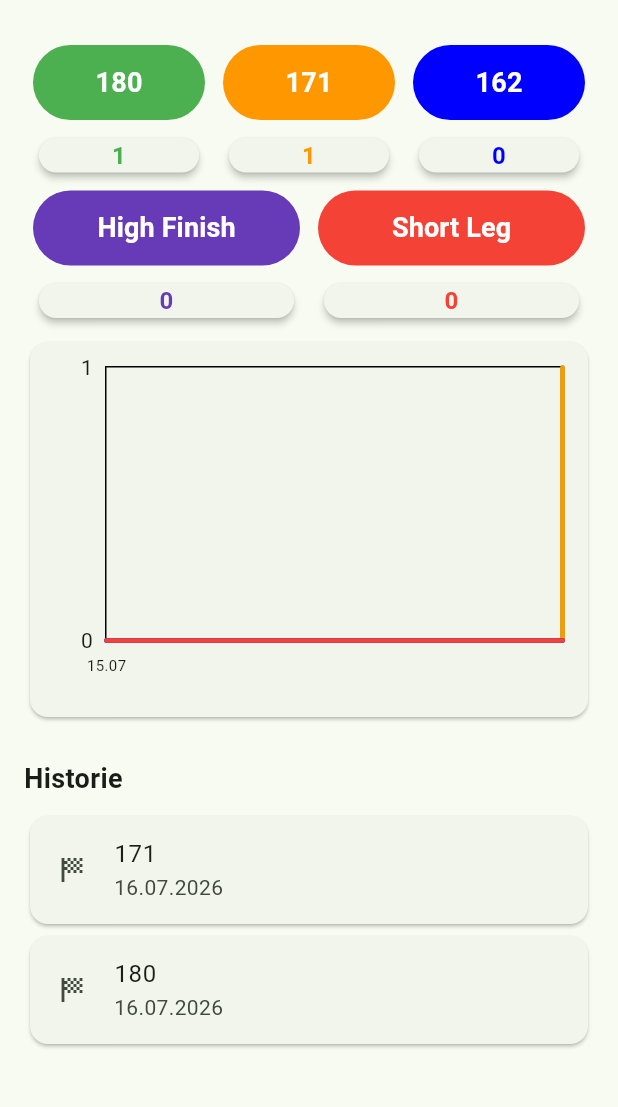
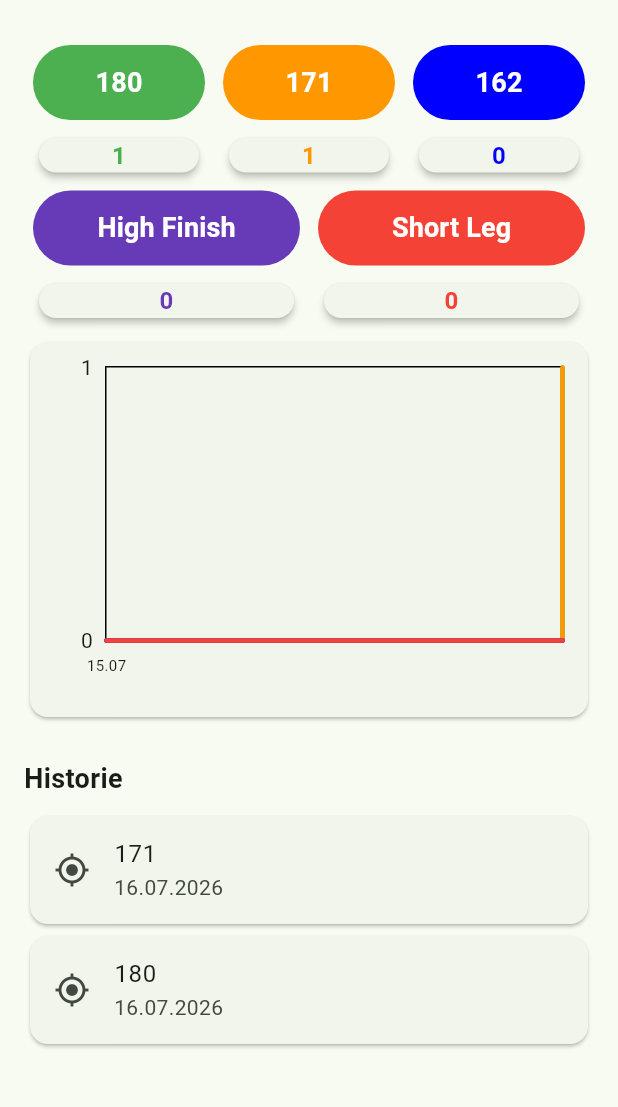
Before and after one commit to mammut1919/dart_tracker, a Flutter app: the screen it shows after launch, after a tap on "180", after a tap on "171", on a phone screen of 412 x 824 dp, the part 63-1170 px from its top. Run offline on Flutter 3.47's test engine with Material 3 defaults, Android fonts, the phone set to English and light mode, and no system bars; drawn by our look-alikes of fl_chart; our stand-ins replace drift, file_picker, shared_preferences; missing offline and left inert: flutter_file_dialog; accounts and stored records are empty; generated files the repository leaves out were written again.

Commit message:
Add different icons for Score/High Finish/Short Leg

```diff
--- a/lib/home_page.dart
+++ b/lib/home_page.dart
@@ -517,7 +517,7 @@ class _HomePageState extends State<HomePage> {
                     child: Card(
                       child: ListTile(
                         onLongPress: () => _confirmDelete(entry),
-                        leading: const Icon(Icons.sports_score),
+                        leading: Icon(entry.type.icon),
                         title: Text(entry.type.format(entry.value),),
                         subtitle: Text(_dateFormat.format(entry.timestamp),),
                       ),
--- a/lib/models/entry_type.dart
+++ b/lib/models/entry_type.dart
@@ -1,3 +1,5 @@
+import 'package:flutter/material.dart';
+
 enum EntryType {
   score,
   highFinish,
@@ -15,4 +17,17 @@ enum EntryType {
         return 'Short Leg: $value darts';
     }
   }
+
+  IconData get icon {
+  switch (this) {
+    case EntryType.score:
+      return Icons.gps_fixed;
+
+    case EntryType.highFinish:
+      return Icons.sports_score;
+
+    case EntryType.shortLeg:
+      return Icons.flash_on;
+  }
 }
+}
```
